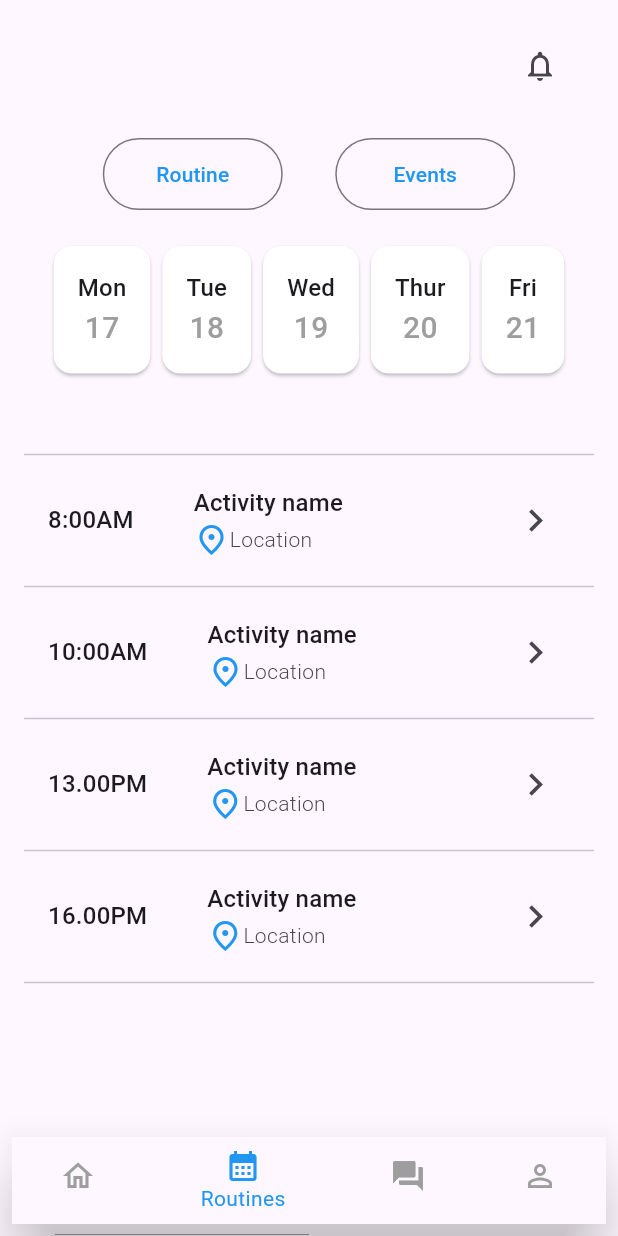
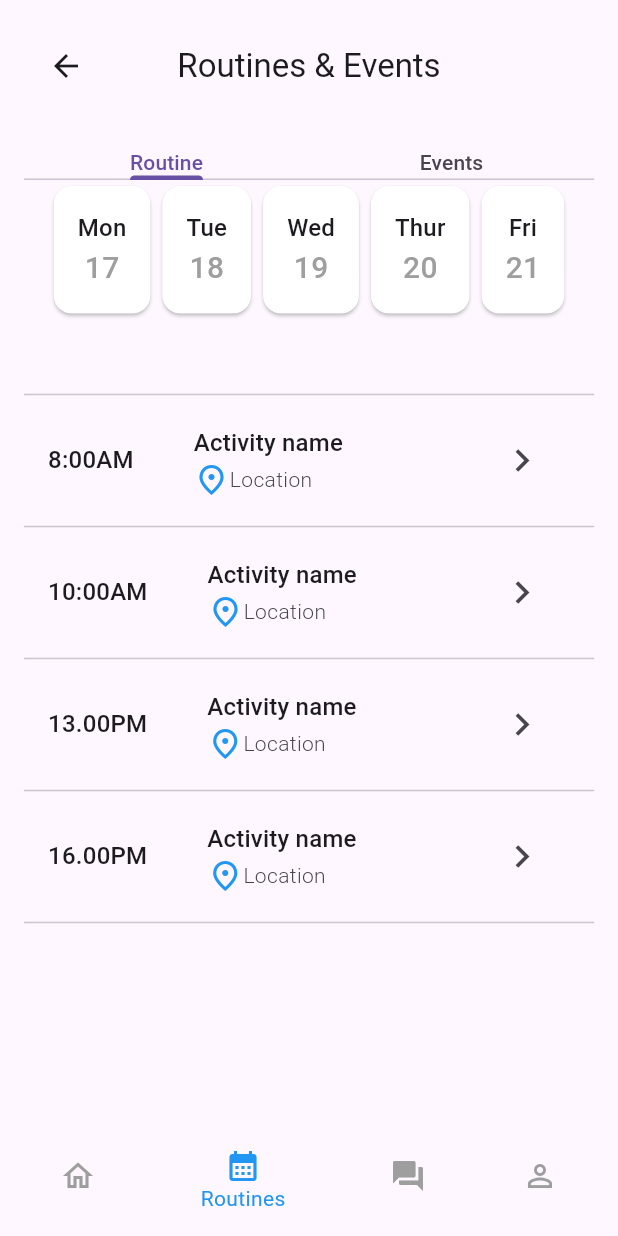
Before and after one commit to dita-daystaruni/orientation_ap, a Flutter app: the BottomNav screen opened by its route, item 2 of the bottom bar chosen, on a phone screen of 412 x 824 dp. Run offline on Flutter 3.47's test engine with Material 3 defaults, Android fonts, the phone set to English and light mode, and no system bars; our stand-ins replace get.

Commit message:
Activitypage+eventspage

```diff
--- a/lib/models/custom_bottomnav.dart
+++ b/lib/models/custom_bottomnav.dart
@@ -1,9 +1,9 @@
 import 'package:flutter/material.dart';
+import 'package:orientation_app/pages/eventspage.dart';
 import 'package:orientation_app/pages/home_page.dart';
 
 import '../pages/faq.dart';
 import '../pages/profile.dart';
-import '../pages/routines.dart';
 
 class BottomNav extends StatefulWidget {
   const BottomNav({super.key});
@@ -27,11 +27,10 @@ class _BottomNavState extends State<BottomNav> {
       bottomNavigationBar: Padding(
         padding: const EdgeInsets.all(8.0),
         child: BottomNavigationBar(
-          elevation: 18,
           currentIndex: selectedIndex,
+          elevation: 0,
           selectedItemColor: Colors.blue,
           unselectedItemColor: Colors.grey,
-          enableFeedback: true,
           onTap: (int value) {
             setState(() {
               selectedIndex = value;
--- a/lib/models/events_tile.dart
+++ b/lib/models/events_tile.dart
@@ -1,4 +1,5 @@
 import 'package:flutter/material.dart';
+import 'package:get/get.dart';
 
 class EventsTile extends StatelessWidget {
   final String time;
@@ -14,7 +15,11 @@ class EventsTile extends StatelessWidget {
 
   @override
   Widget build(BuildContext context) {
-    return ListTile(
+    return InkWell(
+      onTap: () {
+        Get.toNamed('activity_page');
+      },
+      child: ListTile(
         leading: Text(
           time,
           style: Theme.of(context).textTheme.titleMedium,
@@ -36,9 +41,15 @@ class EventsTile extends StatelessWidget {
             )
           ],
         ),
-      trailing: const Icon(
+        trailing: IconButton(
+          icon: const Icon(
             Icons.navigate_next,
             size: 30,
+          ),
+          onPressed: () {
+            Get.toNamed('/activity_page');
+          },
+        ),
       ),
     );
   }
--- a/lib/models/freshmandashboard.dart
+++ b/lib/models/freshmandashboard.dart
@@ -1,4 +1,5 @@
 import 'package:flutter/material.dart';
+import 'package:flutter/widgets.dart';
 import 'package:orientation_app/models/contact_tile.dart';
 
 class FreshmanDashboard extends StatelessWidget {
@@ -15,6 +16,8 @@ class FreshmanDashboard extends StatelessWidget {
           style: Theme.of(context).textTheme.titleSmall,
         ),
         Card(
+          color: Colors.white,
+          elevation: 5,
           child: Row(
             children: [
               Padding(
--- /dev/null
+++ b/lib/pages/eventspage.dart
@@ -0,0 +1,108 @@
+import 'package:flutter/material.dart';
+import '../models/daystile.dart';
+import '../models/events_tile.dart';
+
+class Routines extends StatelessWidget {
+  const Routines({super.key});
+
+  @override
+  Widget build(BuildContext context) {
+    return DefaultTabController(
+      length: 2,
+      child: Padding(
+        padding: const EdgeInsets.all(16.0),
+        child: Scaffold(
+          appBar: AppBar(
+            title: const Text('Routines & Events'),
+            centerTitle: true,
+            bottom: const TabBar(
+              tabs: [
+                Text(
+                  'Routine',
+                ),
+                Text(
+                  'Events',
+                ),
+              ],
+            ),
+          ),
+          body: const TabBarView(
+            children: [
+              Column(
+                children: [
+                  SingleChildScrollView(
+                    scrollDirection: Axis.horizontal,
+                    child: Row(
+                      mainAxisAlignment: MainAxisAlignment.start,
+                      crossAxisAlignment: CrossAxisAlignment.start,
+                      children: [
+                        //card1
+                        DaysTile(day: 'Mon', date: '17'),
+                        SizedBox(
+                          height: 20,
+                        ),
+                        DaysTile(day: 'Tue', date: '18'),
+                        SizedBox(
+                          height: 20,
+                        ),
+                        DaysTile(day: 'Wed', date: '19'),
+                        SizedBox(
+                          height: 20,
+                        ),
+                        DaysTile(day: 'Thur', date: '20'),
+                        SizedBox(
+                          height: 20,
+                        ),
+                        DaysTile(day: 'Fri', date: '21'),
+                        SizedBox(
+                          height: 20,
+                        ),
+                      ],
+                    ),
+                  ),
+                  SizedBox(
+                    height: 22,
+                  ),
+                  Column(
+                    children: [
+                      SizedBox(
+                        height: 20,
+                      ),
+                      Divider(),
+                      EventsTile(
+                        time: '8:00AM',
+                        eventtitle: 'Activity name',
+                        eventdesc: 'Location',
+                      ),
+                      Divider(),
+                      EventsTile(
+                        time: '10:00AM',
+                        eventtitle: 'Activity name',
+                        eventdesc: 'Location',
+                      ),
+                      Divider(),
+                      EventsTile(
+                          time: '13.00PM',
+                          eventtitle: 'Activity name',
+                          eventdesc: 'Location'),
+                      Divider(),
+                      EventsTile(
+                          time: '16.00PM',
+                          eventtitle: 'Activity name',
+                          eventdesc: 'Location'),
+                      Divider(),
+                    ],
+                  ),
+                ],
+              ), //end of first tabview column
+
+              Column(
+                children: [Text('hello World!')],
+              ), //end of second tabview column
+            ],
+          ),
+        ),
+      ),
+    );
+  }
+}
--- a/lib/pages/notifications.dart
+++ b/lib/pages/notifications.dart
@@ -9,6 +9,10 @@ class Notifications extends StatelessWidget {
   @override
   Widget build(BuildContext context) {
     return Scaffold(
+      appBar: AppBar(
+        title: const Text('Hello'),
+        automaticallyImplyLeading: true,
+      ),
       body: SingleChildScrollView(
           child: Padding(
         padding: const EdgeInsets.all(16.0),
--- a/lib/pages/sign_in.dart
+++ b/lib/pages/sign_in.dart
@@ -41,7 +41,7 @@ class _SignInState extends State<SignIn> {
                   crossAxisAlignment: CrossAxisAlignment.center,
                   children: [
                     Image.asset(
-                      "assets/images/business-3d-black-graduation-cap.png",
+                      "assets/images/grajweshencap.png",
                       height: 150,
                       width: 200,
                     ),
--- a/lib/pages/sign_up.dart
+++ b/lib/pages/sign_up.dart
@@ -46,7 +46,7 @@ class _SignUpState extends State<SignUp> {
                   crossAxisAlignment: CrossAxisAlignment.center,
                   children: [
                     Image.asset(
-                      "assets/images/business-3d-black-graduation-cap.png",
+                      "assets/images/grajweshencap.png",
                       height: 150,
                     ),
                     const SizedBox(
@@ -88,7 +88,7 @@ class _SignUpState extends State<SignUp> {
                         Icons.done_rounded,
                         color: Colors.green,
                       ),
-                      label: const Text("Confrim"),
+                      label: const Text("Confirm"),
                     ),
                     const SizedBox(
                       height: 20,
--- a/lib/routes.dart
+++ b/lib/routes.dart
@@ -1,6 +1,9 @@
 import 'package:get/get_navigation/get_navigation.dart';
 import 'package:orientation_app/models/custom_bottomnav.dart';
+import 'package:orientation_app/pages/activitypage.dart';
+import 'package:orientation_app/pages/eventspage.dart';
 import 'package:orientation_app/pages/notifications.dart';
+import 'package:orientation_app/pages/routines.dart';
 import 'package:orientation_app/pages/sign_in.dart';
 import 'package:orientation_app/pages/sign_up.dart';
 import 'package:orientation_app/pages/splash_screen.dart';
@@ -12,5 +15,7 @@ class AppRoutes {
     GetPage(name: "/sign_up", page: () => const SignUp()),
     GetPage(name: "/landing_page", page: () => const BottomNav()),
     GetPage(name: '/notifications', page: () => const Notifications()),
+    GetPage(name: '/activity_page', page: () => const ActivityPage()),
+    GetPage(name: '/routines', page: () => const Routines()),
   ];
 }
--- a/pubspec.yaml
+++ b/pubspec.yaml
@@ -31,3 +31,6 @@ flutter:
     - assets/images/students.png
     - assets/images/notify.png
     - assets/images/questionmark.png
+    - assets/images/fluent-emoji-flat_e-mail.png
+    - assets/images/call.png
+    - assets/images/grajweshencap.png
```
Also changed, not shown: lib/models/contact_tile.dart (+14 -6 lines), lib/models/custom_appbar.dart (+1 -7 lines), lib/pages/activitypage.dart (added, +77 -0 lines), lib/pages/contactdetails.dart (added, +44 -0 lines), lib/pages/home_page.dart (+41 -43 lines), lib/pages/profile.dart (+120 -10 lines), lib/pages/routines.dart (+9 -7 lines), assets/images/call.png (added), assets/images/fluent-emoji-flat_e-mail.png (added), assets/images/grajweshencap.png (added). Lines whose indentation alone changed are shown as unchanged.
